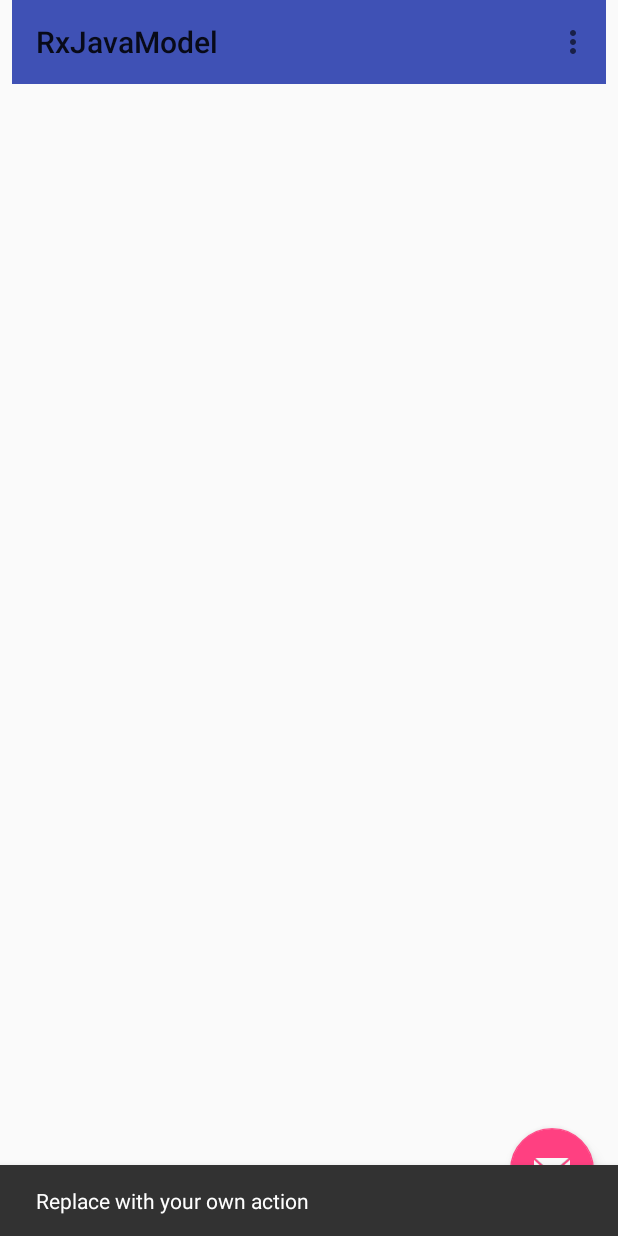
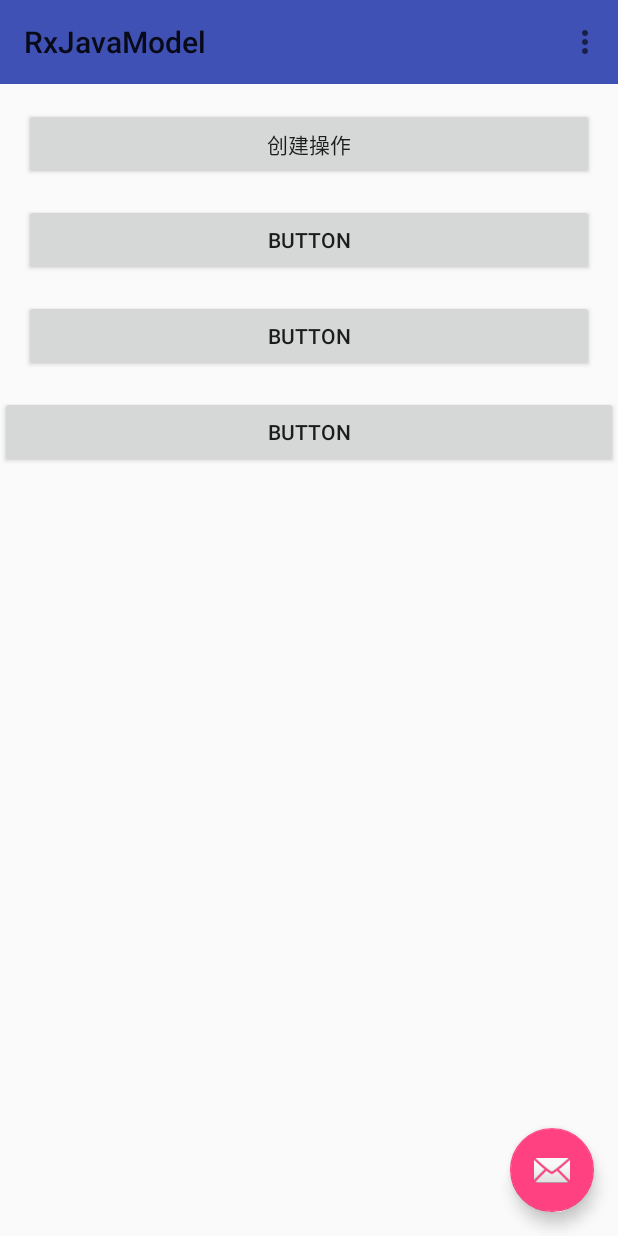
Before and after one commit to benliben/LookLookDemo, an Android app: the screen it shows after launch (MainActivity), after a tap on an icon or button, on a phone screen of 412 x 824 dp. Run offline under Robolectric (Android 15) with nearby library versions, the phone set to English and light mode, and no system bars; our stand-ins replace ButterKnife; 1 statement that could not run was skipped.

Commit message:
begin RxJava

```diff
--- a/build.gradle
+++ b/build.gradle
@@ -9,7 +9,7 @@ buildscript {
 
         // NOTE: Do not place your application dependencies here; they belong
         // in the individual module build.gradle files
-        classpath 'com.jakewharton:butterknife-gradle-plugin:8.4.0'
+        classpath 'com.neenbedankt.gradle.plugins:android-apt:1.8'
 
 
     }
--- a/rxjavamodel/build.gradle
+++ b/rxjavamodel/build.gradle
@@ -1,5 +1,5 @@
 apply plugin: 'com.android.application'
-apply plugin: 'com.jakewharton.butterknife'
+apply plugin: 'com.neenbedankt.android-apt'
 
 android {
     compileSdkVersion 24
@@ -37,4 +37,7 @@ dependencies {
 // explicitly depend on RxJava's latest version for bug fixes and new features.
     compile 'io.reactivex:rxjava:1.1.6'
 
+    compile 'com.jakewharton:butterknife:8.4.0'
+    apt 'com.jakewharton:butterknife-compiler:8.4.0'//增加这一句
+
 }
--- a/rxjavamodel/src/main/AndroidManifest.xml
+++ b/rxjavamodel/src/main/AndroidManifest.xml
@@ -1,6 +1,9 @@
 <?xml version="1.0" encoding="utf-8"?>
 <manifest xmlns:android="http://schemas.android.com/apk/res/android"
     package="com.android.jam.rxjavamodel">
+
+
+    <uses-permission android:name="android.permission.INTERNET"/>
 
     <application android:allowBackup="true" android:icon="@mipmap/ic_launcher"
         android:label="@string/app_name" android:supportsRtl="true" android:theme="@style/AppTheme">
@@ -12,6 +15,8 @@
                 <category android:name="android.intent.category.LAUNCHER" />
             </intent-filter>
         </activity>
+
+        <activity android:name=".TextPayActivity"/>
     </application>
 
 </manifest>
--- a/rxjavamodel/src/main/java/com/android/jam/rxjavamodel/MainActivity.java
+++ b/rxjavamodel/src/main/java/com/android/jam/rxjavamodel/MainActivity.java
@@ -5,27 +5,42 @@ import android.support.design.widget.FloatingActionButton;
 import android.support.design.widget.Snackbar;
 import android.support.v7.app.AppCompatActivity;
 import android.support.v7.widget.Toolbar;
-import android.view.View;
 import android.view.Menu;
 import android.view.MenuItem;
+import android.view.View;
+import android.widget.Button;
+
+import butterknife.BindView;
+import butterknife.ButterKnife;
+import butterknife.OnClick;
+import rx.Observable;
+import rx.Observer;
+import rx.Subscriber;
 
 public class MainActivity extends AppCompatActivity {
+
+
+    @BindView(R.id.toolbar)
+    Toolbar toolbar;
+    @BindView(R.id.fab)
+    FloatingActionButton fab;
+    @BindView(R.id.button_create)
+    Button buttonCreate;
+    @BindView(R.id.button2)
+    Button button2;
+    @BindView(R.id.button3)
+    Button button3;
+    @BindView(R.id.button4)
+    Button button4;
 
     @Override
     protected void onCreate(Bundle savedInstanceState) {
         super.onCreate(savedInstanceState);
         setContentView(R.layout.activity_main);
+        ButterKnife.bind(this);
         Toolbar toolbar = (Toolbar) findViewById(R.id.toolbar);
         setSupportActionBar(toolbar);
 
-        FloatingActionButton fab = (FloatingActionButton) findViewById(R.id.fab);
-        fab.setOnClickListener(new View.OnClickListener() {
-            @Override
-            public void onClick(View view) {
-                Snackbar.make(view, "Replace with your own action", Snackbar.LENGTH_LONG)
-                        .setAction("Action", null).show();
-            }
-        });
     }
 
     @Override
@@ -49,4 +64,50 @@ public class MainActivity extends AppCompatActivity {
 
         return super.onOptionsItemSelected(item);
     }
+
+    @OnClick({R.id.fab, R.id.button_create, R.id.button2, R.id.button3, R.id.button4})
+    public void onClick(View view) {
+        switch (view.getId()) {
+            case R.id.fab:
+                TextPayActivity.start(this);
+                break;
+            case R.id.button_create:
+                createSimple();
+                break;
+            case R.id.button2:
+                break;
+            case R.id.button3:
+                break;
+            case R.id.button4:
+                break;
+        }
+    }
+
+    private void createSimple() {
+        Observable.create(new Observable.OnSubscribe<String>() {
+
+            @Override
+            public void call(Subscriber<? super String> subscriber) {
+                subscriber.onNext("Hello");
+                subscriber.onNext("RxJava");
+                subscriber.onCompleted();
+            }
+        }).subscribe(new Observer<String>() {
+
+            @Override
+            public void onCompleted() {
+
+            }
+
+            @Override
+            public void onError(Throwable e) {
+
+            }
+
+            @Override
+            public void onNext(String s) {
+
+            }
+        });
+    }
 }
--- a/rxjavamodel/src/main/res/layout/activity_main.xml
+++ b/rxjavamodel/src/main/res/layout/activity_main.xml
@@ -11,7 +11,7 @@
     <android.support.v7.widget.Toolbar
         android:id="@+id/toolbar"
         android:layout_width="0dp"
-        android:layout_height="?attr/actionBarSize"
+        android:layout_height="56dp"
         android:background="?attr/colorPrimary"
         app:popupTheme="@style/AppTheme.PopupOverlay"
         tools:layout_constraintTop_creator="1"
@@ -19,9 +19,7 @@
         app:layout_constraintRight_toRightOf="parent"
         tools:layout_constraintLeft_creator="1"
         app:layout_constraintLeft_toLeftOf="parent"
-        app:layout_constraintTop_toTopOf="parent"
-        android:layout_marginLeft="8dp"
-        android:layout_marginRight="8dp" />
+        app:layout_constraintTop_toTopOf="parent" />
 
 
     <android.support.design.widget.FloatingActionButton
@@ -34,6 +32,56 @@
         app:layout_constraintBottom_toBottomOf="parent"
         app:layout_constraintRight_toRightOf="parent"
         android:layout_marginBottom="16dp"
-        android:layout_marginRight="16dp" />
+        android:layout_marginRight="16dp"
+        android:layout_marginEnd="16dp" />
+
+    <Button
+        android:text="@string/create_opersation"
+        android:layout_width="0dp"
+        android:layout_height="wrap_content"
+        android:id="@+id/button_create"
+        android:layout_marginStart="16dp"
+        app:layout_constraintLeft_toLeftOf="parent"
+        android:layout_marginLeft="16dp"
+        android:layout_marginEnd="16dp"
+        app:layout_constraintRight_toRightOf="parent"
+        android:layout_marginRight="16dp"
+        android:layout_marginTop="16dp"
+        app:layout_constraintTop_toBottomOf="@+id/toolbar"
+        android:elevation="0dp" />
+
+    <Button
+        android:text="Button"
+        android:layout_width="0dp"
+        android:layout_height="wrap_content"
+        android:id="@+id/button2"
+        app:layout_constraintRight_toRightOf="@+id/button_create"
+        android:layout_marginTop="16dp"
+        app:layout_constraintTop_toBottomOf="@+id/button_create"
+        app:layout_constraintLeft_toLeftOf="@+id/button_create" />
+
+    <Button
+        android:text="Button"
+        android:layout_width="0dp"
+        android:layout_height="wrap_content"
+        android:id="@+id/button3"
+        android:layout_marginTop="16dp"
+        app:layout_constraintTop_toBottomOf="@+id/button2"
+        android:layout_marginEnd="16dp"
+        app:layout_constraintRight_toRightOf="parent"
+        android:layout_marginRight="16dp"
+        android:layout_marginStart="16dp"
+        app:layout_constraintLeft_toLeftOf="parent"
+        android:layout_marginLeft="16dp" />
+
+    <Button
+        android:text="Button"
+        android:layout_width="match_parent"
+        android:layout_height="wrap_content"
+        android:id="@+id/button4"
+        app:layout_constraintRight_toRightOf="@+id/button3"
+        android:layout_marginTop="16dp"
+        app:layout_constraintTop_toBottomOf="@+id/button3"
+        app:layout_constraintLeft_toLeftOf="@+id/button3" />
 
 </android.support.constraint.ConstraintLayout>
--- a/rxjavamodel/src/main/res/values/strings.xml
+++ b/rxjavamodel/src/main/res/values/strings.xml
@@ -1,4 +1,5 @@
 <resources>
     <string name="app_name">RxJavaModel</string>
     <string name="action_settings">Settings</string>
+    <string name="create_opersation">创建操作</string>
 </resources>
```
